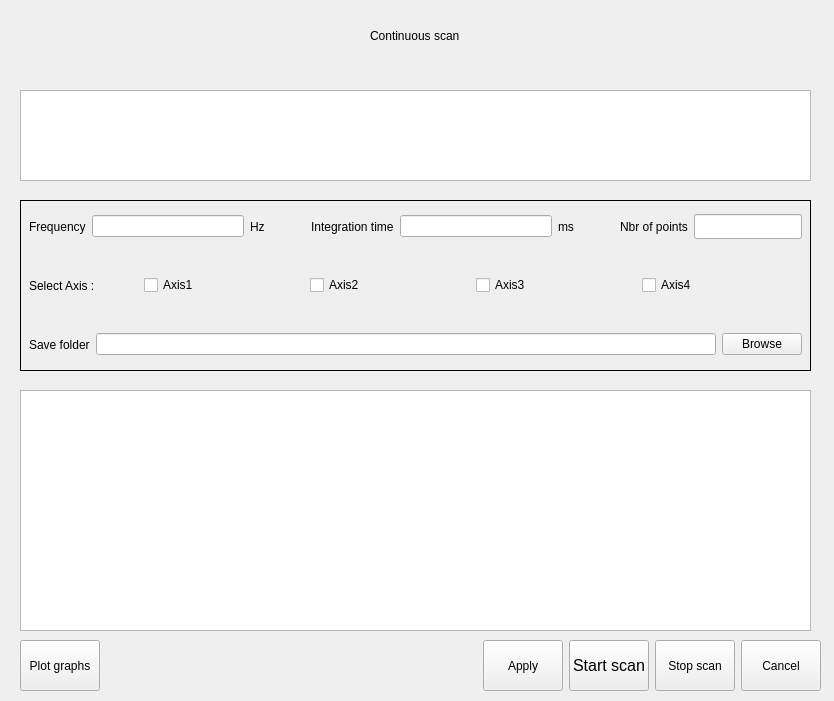
Old version of the form ECA_SOLEIL_ZMI4104C/flyscanform.ui in the repository guepy/ECA_ZMI4104C_main.
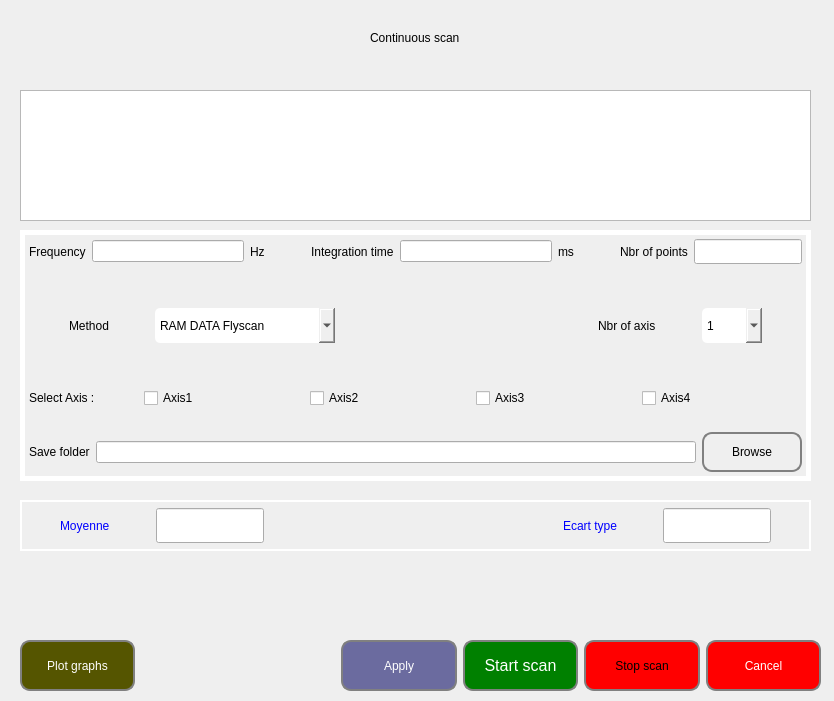
New version of the form. Icons and pictures are not drawn.

```diff
--- a/ECA_SOLEIL_ZMI4104C/flyscanform.ui
+++ b/ECA_SOLEIL_ZMI4104C/flyscanform.ui
@@ -11,20 +11,41 @@
    </rect>
   </property>
   <property name="windowTitle">
-   <string>Form</string>
+   <string>Flyscan</string>
+  </property>
+  <property name="windowIcon">
+   <iconset resource="ressources.qrc">
+    <normaloff>:/images/flyscan.png</normaloff>:/images/flyscan.png</iconset>
+  </property>
+  <property name="styleSheet">
+   <string notr="true">QLabel{
+font: 75 14pt &quot;MS Shell Dlg 2&quot;;
+}
+QComboBox{
+font: 75 12pt &quot;MS Shell Dlg 2&quot;;
+border-radius:5px;
+}
+QPushButton, QToolButton{
+font: 75 12pt &quot;MS Shell Dlg 2&quot;;
+border: 2px solid gray;
+padding: 0 8px;
+border-radius:10px;
+text-align: center;
+}</string>
   </property>
   <widget class="QWidget" name="SettingsForm" native="true">
    <property name="geometry">
     <rect>
      <x>20</x>
-     <y>200</y>
+     <y>230</y>
      <width>791</width>
-     <height>171</height>
+     <height>251</height>
     </rect>
    </property>
    <property name="styleSheet">
     <string notr="true">#SettingsForm{
-border: 1px solid;
+border: 5px solid;
+border-color: white;
 }</string>
    </property>
    <layout class="QVBoxLayout" name="verticalLayout">
@@ -37,8 +58,9 @@
        <item>
         <widget class="QLabel" name="label_2">
          <property name="styleSheet">
-          <string notr="true">font: 75 12pt &quot;MS Shell Dlg 2&quot;;
-color: rgb(0, 0, 0);</string>
+          <string notr="true">QLabel{
+font: 75 14pt &quot;MS Shell Dlg 2&quot;;
+}</string>
          </property>
          <property name="text">
           <string>Frequency</string>
@@ -77,7 +99,9 @@
        <item>
         <widget class="QLabel" name="label_3">
          <property name="styleSheet">
-          <string notr="true">color: rgb(0, 0, 0)</string>
+          <string notr="true">QLabel{
+font: 75 14pt &quot;MS Shell Dlg 2&quot;;
+}</string>
          </property>
          <property name="text">
           <string>Integration time</string>
@@ -115,6 +139,11 @@
        </item>
        <item>
         <widget class="QLabel" name="label_4">
+         <property name="styleSheet">
+          <string notr="true">QLabel{
+font: 75 14pt &quot;MS Shell Dlg 2&quot;;
+}</string>
+         </property>
          <property name="text">
           <string>Nbr of points</string>
          </property>
@@ -139,6 +168,193 @@
       </layout>
      </widget>
     </item>
+    <item>
+     <widget class="QWidget" name="horizontalWidget_2" native="true">
+      <property name="sizePolicy">
+       <sizepolicy hsizetype="Expanding" vsizetype="Expanding">
+        <horstretch>0</horstretch>
+        <verstretch>0</verstretch>
+       </sizepolicy>
+      </property>
+      <layout class="QHBoxLayout" name="horizontalLayout_6">
+       <item>
+        <spacer name="horizontalSpacer_13">
+         <property name="orientation">
+          <enum>Qt::Horizontal</enum>
+         </property>
+         <property name="sizeType">
+          <enum>QSizePolicy::Fixed</enum>
+         </property>
+         <property name="sizeHint" stdset="0">
+          <size>
+           <width>40</width>
+           <height>20</height>
+          </size>
+         </property>
+        </spacer>
+       </item>
+       <item>
+        <widget class="QLabel" name="label_9">
+         <property name="sizePolicy">
+          <sizepolicy hsizetype="Fixed" vsizetype="Preferred">
+           <horstretch>0</horstretch>
+           <verstretch>0</verstretch>
+          </sizepolicy>
+         </property>
+         <property name="styleSheet">
+          <string notr="true">
+</string>
+         </property>
+         <property name="text">
+          <string>Method</string>
+         </property>
+        </widget>
+       </item>
+       <item>
+        <spacer name="horizontalSpacer_7">
+         <property name="orientation">
+          <enum>Qt::Horizontal</enum>
+         </property>
+         <property name="sizeType">
+          <enum>QSizePolicy::Fixed</enum>
+         </property>
+         <property name="sizeHint" stdset="0">
+          <size>
+           <width>40</width>
+           <height>20</height>
+          </size>
+         </property>
+        </spacer>
+       </item>
+       <item>
+        <widget class="QComboBox" name="comboBox">
+         <property name="sizePolicy">
+          <sizepolicy hsizetype="Fixed" vsizetype="Fixed">
+           <horstretch>0</horstretch>
+           <verstretch>0</verstretch>
+          </sizepolicy>
+         </property>
+         <property name="minimumSize">
+          <size>
+           <width>180</width>
+           <height>35</height>
+          </size>
+         </property>
+         <item>
+          <property name="text">
+           <string>RAM DATA Flyscan</string>
+          </property>
+         </item>
+         <item>
+          <property name="text">
+           <string>FIFO Flyscan</string>
+          </property>
+         </item>
+        </widget>
+       </item>
+       <item>
+        <spacer name="horizontalSpacer_6">
+         <property name="orientation">
+          <enum>Qt::Horizontal</enum>
+         </property>
+         <property name="sizeType">
+          <enum>QSizePolicy::Expanding</enum>
+         </property>
+         <property name="sizeHint" stdset="0">
+          <size>
+           <width>80</width>
+           <height>20</height>
+          </size>
+         </property>
+        </spacer>
+       </item>
+       <item>
+        <widget class="QLabel" name="label_11">
+         <property name="sizePolicy">
+          <sizepolicy hsizetype="Fixed" vsizetype="Fixed">
+           <horstretch>0</horstretch>
+           <verstretch>0</verstretch>
+          </sizepolicy>
+         </property>
+         <property name="styleSheet">
+          <string notr="true"/>
+         </property>
+         <property name="text">
+          <string>Nbr of axis</string>
+         </property>
+        </widget>
+       </item>
+       <item>
+        <spacer name="horizontalSpacer_5">
+         <property name="orientation">
+          <enum>Qt::Horizontal</enum>
+         </property>
+         <property name="sizeType">
+          <enum>QSizePolicy::Fixed</enum>
+         </property>
+         <property name="sizeHint" stdset="0">
+          <size>
+           <width>40</width>
+           <height>20</height>
+          </size>
+         </property>
+        </spacer>
+       </item>
+       <item>
+        <widget class="QComboBox" name="comboBox_2">
+         <property name="sizePolicy">
+          <sizepolicy hsizetype="Fixed" vsizetype="Fixed">
+           <horstretch>0</horstretch>
+           <verstretch>0</verstretch>
+          </sizepolicy>
+         </property>
+         <property name="minimumSize">
+          <size>
+           <width>60</width>
+           <height>35</height>
+          </size>
+         </property>
+         <item>
+          <property name="text">
+           <string>1</string>
+          </property>
+         </item>
+         <item>
+          <property name="text">
+           <string>2</string>
+          </property>
+         </item>
+         <item>
+          <property name="text">
+           <string>3</string>
+          </property>
+         </item>
+         <item>
+          <property name="text">
+           <string>4</string>
+          </property>
+         </item>
+        </widget>
+       </item>
+       <item>
+        <spacer name="horizontalSpacer_14">
+         <property name="orientation">
+          <enum>Qt::Horizontal</enum>
+         </property>
+         <property name="sizeType">
+          <enum>QSizePolicy::Fixed</enum>
+         </property>
+         <property name="sizeHint" stdset="0">
+          <size>
+           <width>40</width>
+           <height>20</height>
+          </size>
+         </property>
+        </spacer>
+       </item>
+      </layout>
+     </widget>
+    </item>
     <item>
      <widget class="QWidget" name="horizontalWidget_3" native="true">
       <property name="styleSheet">
@@ -153,6 +369,11 @@
            <verstretch>0</verstretch>
           </sizepolicy>
          </property>
+         <property name="styleSheet">
+          <string notr="true">QLabel{
+font: 75 14pt &quot;MS Shell Dlg 2&quot;;
+}</string>
+         </property>
          <property name="text">
           <string>Select Axis : </string>
          </property>
@@ -213,6 +434,11 @@
       <layout class="QHBoxLayout" name="horizontalLayout_4">
        <item>
         <widget class="QLabel" name="label_8">
+         <property name="styleSheet">
+          <string notr="true">QLabel{
+font: 75 14pt &quot;MS Shell Dlg 2&quot;;
+}</string>
+         </property>
          <property name="text">
           <string>Save folder</string>
          </property>
@@ -223,6 +449,18 @@
        </item>
        <item>
         <widget class="QPushButton" name="pushButton">
+         <property name="sizePolicy">
+          <sizepolicy hsizetype="Fixed" vsizetype="Fixed">
+           <horstretch>0</horstretch>
+           <verstretch>0</verstretch>
+          </sizepolicy>
+         </property>
+         <property name="minimumSize">
+          <size>
+           <width>100</width>
+           <height>40</height>
+          </size>
+         </property>
          <property name="text">
           <string>Browse</string>
          </property>
@@ -239,7 +477,7 @@
      <x>20</x>
      <y>90</y>
      <width>791</width>
-     <height>91</height>
+     <height>131</height>
     </rect>
    </property>
   </widget>
@@ -265,7 +503,9 @@
        </sizepolicy>
       </property>
       <property name="styleSheet">
-       <string notr="true">font: 75 12pt &quot;MS Shell Dlg 2&quot;;</string>
+       <string notr="true">font: 75 12pt &quot;MS Shell Dlg 2&quot;;
+background:rgb(85, 85, 0);
+color: white;</string>
       </property>
       <property name="text">
        <string>Plot graphs</string>
@@ -282,7 +522,7 @@
       </property>
       <property name="sizeHint" stdset="0">
        <size>
-        <width>400</width>
+        <width>200</width>
         <height>20</height>
        </size>
       </property>
@@ -296,6 +536,10 @@
         <verstretch>0</verstretch>
        </sizepolicy>
       </property>
+      <property name="styleSheet">
+       <string notr="true">background: rgb(107, 107, 159);
+color: white;</string>
+      </property>
       <property name="text">
        <string>Apply</string>
       </property>
@@ -320,7 +564,8 @@
        </font>
       </property>
       <property name="styleSheet">
-       <string notr="true"/>
+       <string notr="true">background:green;
+color: white;</string>
       </property>
       <property name="text">
        <string>Start scan</string>
@@ -335,6 +580,10 @@
         <verstretch>0</verstretch>
        </sizepolicy>
       </property>
+      <property name="styleSheet">
+       <string notr="true">background: red;
+color: black;</string>
+      </property>
       <property name="text">
        <string>Stop scan</string>
       </property>
@@ -348,6 +597,10 @@
         <verstretch>0</verstretch>
        </sizepolicy>
       </property>
+      <property name="styleSheet">
+       <string notr="true">background:red;
+color: white;</string>
+      </property>
       <property name="text">
        <string>Cancel</string>
       </property>
@@ -361,7 +614,7 @@
      <x>10</x>
      <y>20</y>
      <width>811</width>
-     <height>31</height>
+     <height>35</height>
     </rect>
    </property>
    <layout class="QHBoxLayout" name="horizontalLayout">
@@ -383,15 +636,157 @@
     </item>
    </layout>
   </widget>
-  <widget class="QGraphicsView" name="graphicsView">
+  <widget class="QWidget" name="statForm" native="true">
    <property name="geometry">
     <rect>
      <x>20</x>
-     <y>390</y>
+     <y>500</y>
      <width>791</width>
-     <height>241</height>
+     <height>51</height>
     </rect>
    </property>
+   <property name="styleSheet">
+    <string notr="true">#statForm{
+border: 2px solid;
+border-color:white;
+}</string>
+   </property>
+   <layout class="QHBoxLayout" name="horizontalLayout_7">
+    <item>
+     <spacer name="horizontalSpacer_12">
+      <property name="orientation">
+       <enum>Qt::Horizontal</enum>
+      </property>
+      <property name="sizeType">
+       <enum>QSizePolicy::Fixed</enum>
+      </property>
+      <property name="sizeHint" stdset="0">
+       <size>
+        <width>40</width>
+        <height>20</height>
+       </size>
+      </property>
+     </spacer>
+    </item>
+    <item>
+     <widget class="QLabel" name="label_10">
+      <property name="styleSheet">
+       <string notr="true">
+color: blue;</string>
+      </property>
+      <property name="text">
+       <string>Moyenne</string>
+      </property>
+     </widget>
+    </item>
+    <item>
+     <spacer name="horizontalSpacer_9">
+      <property name="orientation">
+       <enum>Qt::Horizontal</enum>
+      </property>
+      <property name="sizeType">
+       <enum>QSizePolicy::Fixed</enum>
+      </property>
+      <property name="sizeHint" stdset="0">
+       <size>
+        <width>40</width>
+        <height>20</height>
+       </size>
+      </property>
+     </spacer>
+    </item>
+    <item>
+     <widget class="QLineEdit" name="lineEdit_5">
+      <property name="sizePolicy">
+       <sizepolicy hsizetype="Fixed" vsizetype="Fixed">
+        <horstretch>0</horstretch>
+        <verstretch>0</verstretch>
+       </sizepolicy>
+      </property>
+      <property name="minimumSize">
+       <size>
+        <width>80</width>
+        <height>35</height>
+       </size>
+      </property>
+     </widget>
+    </item>
+    <item>
+     <spacer name="horizontalSpacer_8">
+      <property name="orientation">
+       <enum>Qt::Horizontal</enum>
+      </property>
+      <property name="sizeType">
+       <enum>QSizePolicy::Expanding</enum>
+      </property>
+      <property name="sizeHint" stdset="0">
+       <size>
+        <width>40</width>
+        <height>20</height>
+       </size>
+      </property>
+     </spacer>
+    </item>
+    <item>
+     <widget class="QLabel" name="label_12">
+      <property name="styleSheet">
+       <string notr="true">
+color: blue;</string>
+      </property>
+      <property name="text">
+       <string>Ecart type</string>
+      </property>
+     </widget>
+    </item>
+    <item>
+     <spacer name="horizontalSpacer_10">
+      <property name="orientation">
+       <enum>Qt::Horizontal</enum>
+      </property>
+      <property name="sizeType">
+       <enum>QSizePolicy::Fixed</enum>
+      </property>
+      <property name="sizeHint" stdset="0">
+       <size>
+        <width>40</width>
+        <height>20</height>
+       </size>
+      </property>
+     </spacer>
+    </item>
+    <item>
+     <widget class="QLineEdit" name="lineEdit_6">
+      <property name="sizePolicy">
+       <sizepolicy hsizetype="Fixed" vsizetype="Fixed">
+        <horstretch>0</horstretch>
+        <verstretch>0</verstretch>
+       </sizepolicy>
+      </property>
+      <property name="minimumSize">
+       <size>
+        <width>80</width>
+        <height>35</height>
+       </size>
+      </property>
+     </widget>
+    </item>
+    <item>
+     <spacer name="horizontalSpacer_11">
+      <property name="orientation">
+       <enum>Qt::Horizontal</enum>
+      </property>
+      <property name="sizeType">
+       <enum>QSizePolicy::Fixed</enum>
+      </property>
+      <property name="sizeHint" stdset="0">
+       <size>
+        <width>40</width>
+        <height>20</height>
+       </size>
+      </property>
+     </spacer>
+    </item>
+   </layout>
   </widget>
  </widget>
  <resources/>
```
Left out of the diff: 6 changed lines with no effect on the pictures.
